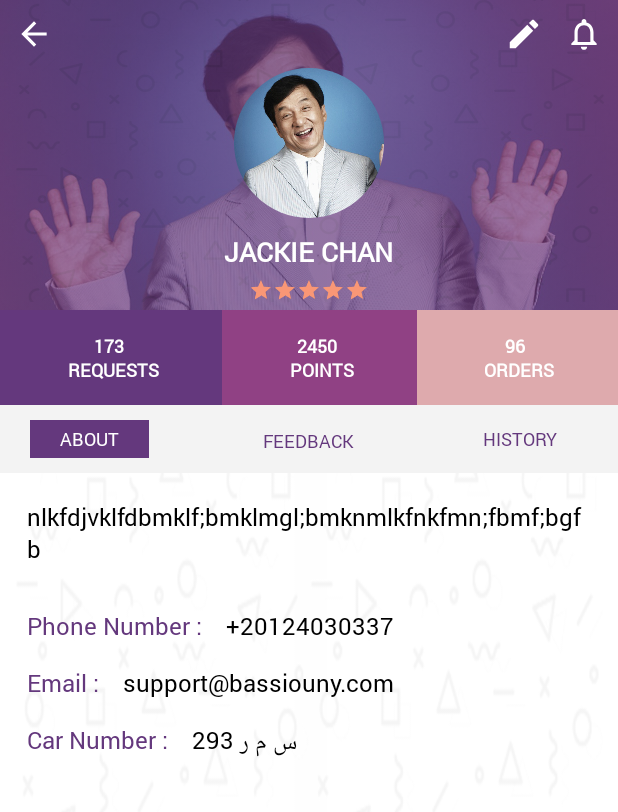
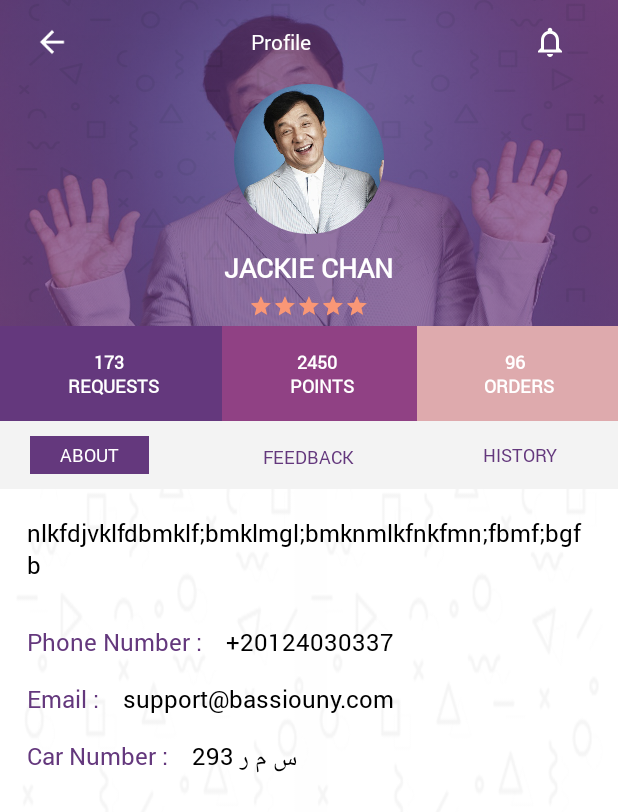
Before and after one commit to ahmed-bassiouny/WaslaBank, an Android app: the UserProfileActivity screen opened directly, with no data from a screen before it, on a phone screen of 412 x 824 dp. Shown: the top 812 px of the screen. Run offline under Robolectric (Android 15) with nearby library versions, the phone set to English and light mode, and no system bars; our stand-ins replace CircleImageView.

```diff
--- a/app/src/main/AndroidManifest.xml
+++ b/app/src/main/AndroidManifest.xml
@@ -34,12 +34,12 @@
             android:name="io.fabric.ApiKey"
             android:value="a07905da1fb4c784f0369b04a71691297ca15843" />
 
-        <activity android:name=".activities.view.UserProfileActivity" />
+        <activity android:name=".activities.view.UserProfileActivity" >
+        </activity>
         <activity android:name=".activities.view.HomeActivity" />
         <activity
             android:name=".activities.view.RequestsActivity"
-            android:label="@string/title_activity_requests"
-            android:theme="@style/NoAction">
+            android:screenOrientation="portrait">
             <intent-filter>
                 <action android:name="android.intent.action.MAIN" />
 
--- a/app/src/main/java/bassiouny/ahmed/waslabank/activities/view/UserProfileActivity.java
+++ b/app/src/main/java/bassiouny/ahmed/waslabank/activities/view/UserProfileActivity.java
@@ -4,14 +4,17 @@ import android.support.v7.app.AppCompatActivity;
 import android.os.Bundle;
 
 import bassiouny.ahmed.waslabank.R;
+import bassiouny.ahmed.waslabank.utils.MyToolbar;
 
 // this activity view my profile
 // view profile user use app
-public class UserProfileActivity extends AppCompatActivity {
+public class UserProfileActivity extends MyToolbar {
 
     @Override
     protected void onCreate(Bundle savedInstanceState) {
         super.onCreate(savedInstanceState);
         setContentView(R.layout.activity_user_profile);
+        initToolbar("Profile");
+        addSupportActionbar();
     }
 }
--- /dev/null
+++ b/app/src/main/java/bassiouny/ahmed/waslabank/utils/MyToolbar.java
@@ -0,0 +1,83 @@
+package bassiouny.ahmed.waslabank.utils;
+
+import android.content.Context;
+import android.support.v7.app.AppCompatActivity;
+import android.support.v7.widget.Toolbar;
+import android.view.Gravity;
+import android.view.View;
+import android.widget.FrameLayout;
+import android.widget.ImageView;
+import android.widget.LinearLayout;
+import android.widget.TextView;
+
+import bassiouny.ahmed.waslabank.R;
+
+/**
+ * Created by bassiouny on 05/04/18.
+ */
+
+public class MyToolbar extends AppCompatActivity {
+
+    private Toolbar toolbar;
+    private FrameLayout frameLayout;
+    public void initToolbar(String toolbarTitle) {
+        toolbar = findViewById(R.id.toolbar);
+        // create frame layout
+        frameLayout = new FrameLayout(this);
+        frameLayout.setLayoutParams(new FrameLayout.LayoutParams(
+                FrameLayout.LayoutParams.MATCH_PARENT,
+                FrameLayout.LayoutParams.WRAP_CONTENT
+        ));
+        // create back image view
+        ImageView back = new ImageView(this);
+        // back image view src
+        back.setImageDrawable(getResources().getDrawable(R.drawable.ic_arrow_back));
+        // handle click item
+        back.setOnClickListener(new View.OnClickListener() {
+            @Override
+            public void onClick(View view) {
+                onBackPressed();
+            }
+        });
+
+        // create notification image view
+        ImageView notification = new ImageView(this);
+        // notification image view src
+        notification.setImageDrawable(getResources().getDrawable(R.drawable.ic_notifications_none));
+        // handle click item
+        notification.setOnClickListener(new View.OnClickListener() {
+            @Override
+            public void onClick(View view) {
+                onBackPressed();
+            }
+        });
+        // create title in center
+        TextView title = new TextView(this);
+        // set text for title
+        title.setText(toolbarTitle);
+        // change text color
+        title.setTextColor(getResources().getColor(R.color.white));
+        // set icons and title to frame layout
+        frameLayout.addView(back,getMarginForView(Gravity.START));
+        frameLayout.addView(notification,getMarginForView(Gravity.END));
+        frameLayout.addView(title,getMarginForView(Gravity.CENTER));
+    }
+
+    public void addView(View view){
+        toolbar.addView(view);
+    }
+    public void addSupportActionbar(){
+        if(toolbar != null) {
+            toolbar.addView(frameLayout);
+            setSupportActionBar(toolbar);
+        }
+    }
+
+    private FrameLayout.LayoutParams getMarginForView(int gravity) {
+        FrameLayout.LayoutParams params = new FrameLayout.LayoutParams(
+                FrameLayout.LayoutParams.WRAP_CONTENT,
+                FrameLayout.LayoutParams.WRAP_CONTENT,gravity);
+        params.setMargins(10, 10, 50, 10);
+        return params;
+    }
+}
--- a/app/src/main/res/drawable/circle_fill_white.xml
+++ b/app/src/main/res/drawable/circle_fill_white.xml
@@ -5,4 +5,8 @@
         android:width="2dp"
         android:color="@color/colorAccent"/>
     <solid android:color="#7fff"/>
+
+    <size
+        android:width="20dp"
+        android:height="20dp"/>
 </shape>
--- a/app/src/main/res/drawable/ic_arrow_back.xml
+++ b/app/src/main/res/drawable/ic_arrow_back.xml
@@ -1,5 +1,5 @@
 <vector android:autoMirrored="true" android:height="24dp"
     android:viewportHeight="24.0" android:viewportWidth="24.0"
     android:width="24dp" xmlns:android="http://schemas.android.com/apk/res/android">
-    <path android:fillColor="#64387D" android:pathData="M20,11H7.83l5.59,-5.59L12,4l-8,8 8,8 1.41,-1.41L7.83,13H20v-2z"/>
+    <path android:fillColor="#FFF" android:pathData="M20,11H7.83l5.59,-5.59L12,4l-8,8 8,8 1.41,-1.41L7.83,13H20v-2z"/>
 </vector>
--- a/app/src/main/res/layout/activity_home.xml
+++ b/app/src/main/res/layout/activity_home.xml
@@ -363,7 +363,7 @@
             android:layout_margin="5dp"
             android:padding="7dp"
             android:contentDescription="@null"
-            android:src="@drawable/ic_settings" />
+            android:src="@drawable/ic_call_missed" />
 
     </android.support.v7.widget.CardView>
 
@@ -377,7 +377,7 @@
         android:layout_marginStart="12dp"
         android:gravity="center"
         android:layout_marginTop="10dp"
-        android:text="Setting"
+        android:text="Logout"
         android:textColor="@color/colorPrimary"
         android:textAllCaps="true"/>
 
--- a/app/src/main/res/layout/activity_user_profile.xml
+++ b/app/src/main/res/layout/activity_user_profile.xml
@@ -26,6 +26,7 @@
             android:alpha="0.7"
             android:contentDescription="@null"
             android:src="@drawable/bgprimary"/>
+<!--
         <FrameLayout
             android:layout_width="match_parent"
             android:layout_height="wrap_content"
@@ -54,6 +55,9 @@
                 android:contentDescription="@null"
                 android:src="@drawable/ic_notifications_none" />
         </FrameLayout>
+-->
+        <include layout="@layout/toolbar"
+            android:id="@+id/toolbar"/>
         <de.hdodenhof.circleimageview.CircleImageView
             android:id="@+id/iv_avatar"
             android:layout_width="100dp"
@@ -61,7 +65,7 @@
             android:layout_gravity="center"
             android:contentDescription="@null"
             android:layout_below="@+id/toolbar"
-            android:layout_centerInParent="true"
+            android:layout_centerHorizontal="true"
             android:src="@drawable/jac" />
         <TextView
             android:layout_width="wrap_content"
--- a/app/src/main/res/layout/fragment_requests.xml
+++ b/app/src/main/res/layout/fragment_requests.xml
@@ -12,6 +12,7 @@
         android:layout_height="wrap_content"
         app:mcv_calendarMode="week"
         android:background="@color/white"
+        android:padding="5dp"
         app:mcv_selectionColor="@color/colorPrimary"
         app:mcv_tileHeight="40dp" />
 
@@ -19,13 +20,13 @@
         android:layout_width="1dp"
         android:layout_height="match_parent"
         android:background="@color/gray"
-        android:layout_marginStart="15dp"
+        android:layout_marginStart="20dp"
         android:layout_below="@+id/calendarView"/>
     <android.support.v7.widget.RecyclerView
         android:id="@+id/recycler"
         android:layout_width="match_parent"
         android:layout_marginEnd="10dp"
-        android:layout_marginStart="10dp"
+        android:layout_marginStart="15dp"
         android:layout_below="@+id/calendarView"
         android:layout_height="match_parent" />
 
--- /dev/null
+++ b/app/src/main/res/layout/toolbar.xml
@@ -0,0 +1,9 @@
+<?xml version="1.0" encoding="utf-8"?>
+<android.support.v7.widget.Toolbar xmlns:android="http://schemas.android.com/apk/res/android"
+    xmlns:app="http://schemas.android.com/apk/res-auto"
+    android:id="@+id/toolbar"
+    android:layout_width="match_parent"
+    android:layout_height="?attr/actionBarSize"
+    app:layout_scrollFlags="scroll|enterAlways"
+    app:popupTheme="@style/NoAction.PopupOverlay"
+    app:title=""/>
--- a/app/src/main/res/values/styles.xml
+++ b/app/src/main/res/values/styles.xml
@@ -12,6 +12,7 @@
     <style name="NoAction" parent="AppTheme">
         <item name="windowActionBar">false</item>
         <item name="windowNoTitle">true</item>
+        <item name="android:windowActionBarOverlay">true</item>
     </style>
 
     <style name="NoAction.AppBarOverlay" parent="ThemeOverlay.AppCompat.Dark.ActionBar" />
```
Also changed, not shown: app/src/main/java/bassiouny/ahmed/waslabank/activities/view/HomeActivity.java (+18 -0 lines), app/src/main/java/bassiouny/ahmed/waslabank/activities/view/RequestsActivity.java (+7 -29 lines), app/src/main/java/bassiouny/ahmed/waslabank/activities/view/SignInActivity.java (+2 -9 lines), app/src/main/java/bassiouny/ahmed/waslabank/fragments/view/SignUpUserDetailsFragment.java (+2 -9 lines), app/src/main/java/bassiouny/ahmed/waslabank/utils/MyUtils.java (+21 -0 lines), app/src/main/res/drawable/ic_call_missed.xml (added, +9 -0 lines), app/src/main/res/layout/activity_requests.xml (+16 -18 lines), app/src/main/res/layout/item_request.xml (+14 -10 lines).
